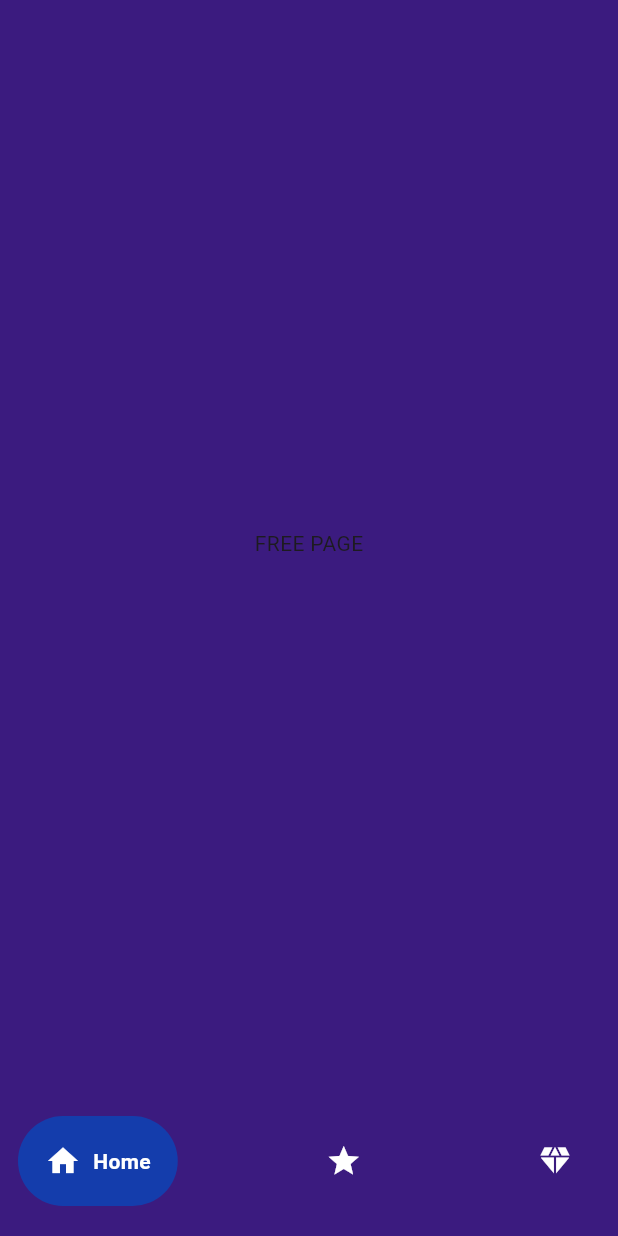
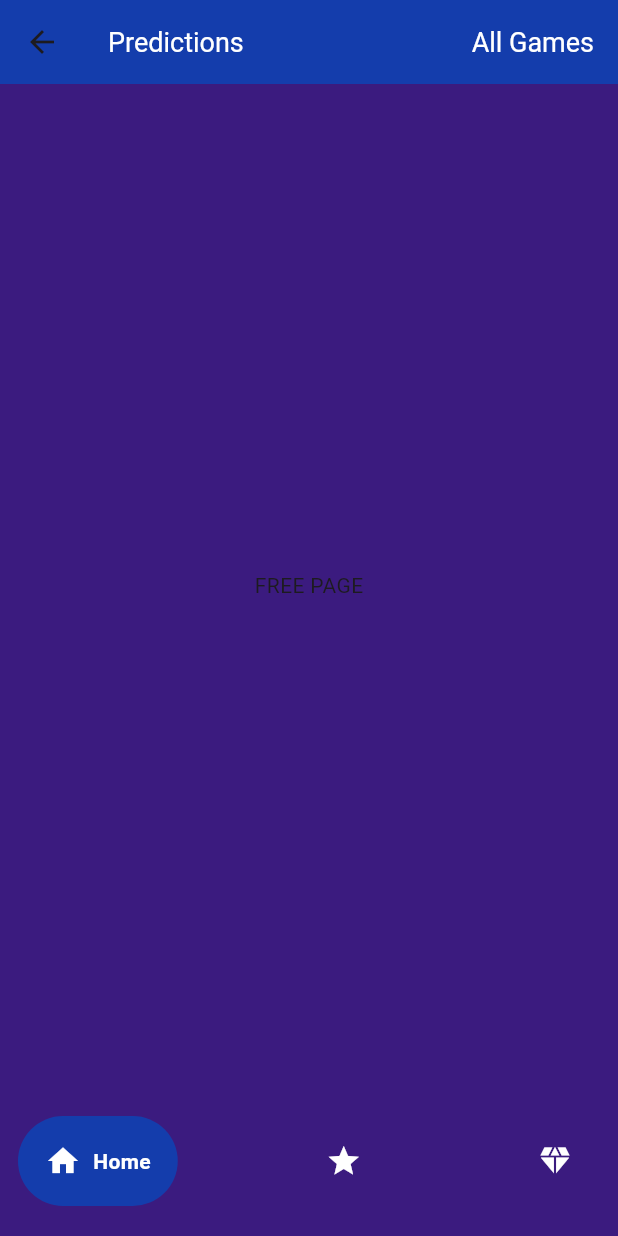
Before and after one commit to EstherNjihia/winsight-, a Flutter app: the HomePage screen opened directly, on a phone screen of 412 x 824 dp. Run offline on Flutter 3.47's test engine with Material 3 defaults, Android fonts, the light colour scheme and no system bars; drawn by our look-alikes of google_nav_bar.

Commit message:
Added App bar

```diff
--- a/lib/pages/home_page.dart
+++ b/lib/pages/home_page.dart
@@ -40,6 +40,28 @@ class _HomePageState extends State<HomePage> {
       backgroundColor: Color.fromARGB(255, 59, 27, 127),
       bottomNavigationBar:
           MyBottomNavBar(onTabChange: (index) => navigateBottomBar(index)),
+      appBar: AppBar(
+        backgroundColor: const Color.fromARGB(255, 20, 61, 172),
+        title: Row(
+          mainAxisAlignment: MainAxisAlignment.spaceBetween,
+          children: [
+            Text(
+              "Predictions",
+              style: TextStyle(
+                  color: Colors.white,
+                  fontSize: 18,
+                  fontWeight: FontWeight.w400),
+            ),
+            Text(
+              "All Games",
+              style: TextStyle(
+                  color: Colors.white,
+                  fontSize: 18,
+                  fontWeight: FontWeight.w400),
+            )
+          ],
+        ),
+      ),
       body: _pages[_selectedIndex],
     );
   }
```
